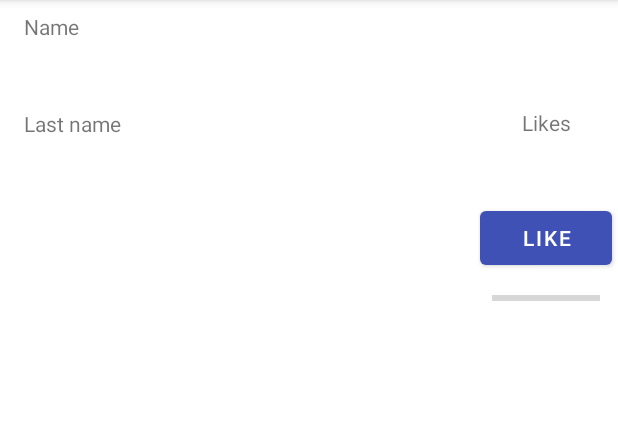
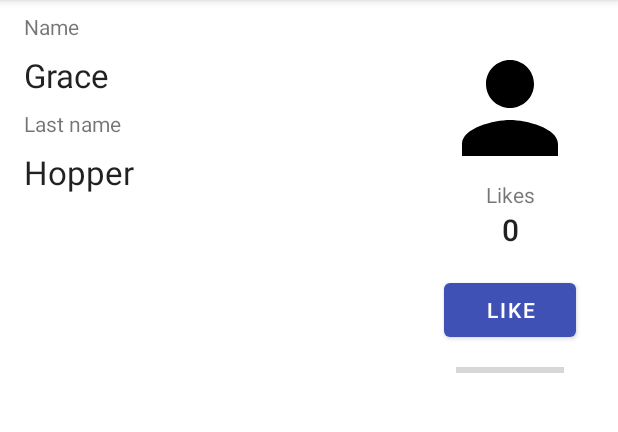
Before and after one commit to vaneIv/DataBindinginAndroid, an Android app: the screen it shows after launch (PlainActivity), on a phone screen of 412 x 824 dp, the part 84-516 px from its top. Run offline under Robolectric (Android 15) with nearby library versions, the phone set to English and light mode, and no system bars.

Commit message:
Starting point of the Data Binding In Android code lab

```diff
--- a/app/src/main/java/com/vane/android/databindinginandroid/PlainActivity.kt
+++ b/app/src/main/java/com/vane/android/databindinginandroid/PlainActivity.kt
@@ -1,11 +1,81 @@
 package com.vane.android.databindinginandroid
 
+import android.content.Context
+import android.content.res.ColorStateList
+import android.graphics.drawable.Drawable
 import androidx.appcompat.app.AppCompatActivity
 import android.os.Bundle
+import android.widget.ImageView
+import android.widget.ProgressBar
+import android.widget.TextView
+import androidx.core.content.ContextCompat
+import androidx.core.widget.ImageViewCompat
+import androidx.lifecycle.ViewModelProviders
+import com.vane.android.databindinginandroid.data.Popularity
+import com.vane.android.databindinginandroid.data.SimpleViewModel
 
 class PlainActivity : AppCompatActivity() {
+
+    // Obtain ViewModel from ViewModelProviders
+    private val viewModel by lazy { ViewModelProviders.of(this).get(SimpleViewModel::class.java) }
+
     override fun onCreate(savedInstanceState: Bundle?) {
         super.onCreate(savedInstanceState)
         setContentView(R.layout.activity_plain)
+
+        // TODO: Explicitly setting initial values is a bad pattern. We'll fix that.
+        updateName()
+        updateLikes()
+    }
+
+    /**
+     * So much findViewById! We'll fix that with Data Binding.
+     */
+    private fun updateName() {
+        findViewById<TextView>(R.id.plain_name).text = viewModel.name
+        findViewById<TextView>(R.id.plain_lastname).text = viewModel.lastName
+    }
+
+    /**
+     * This method has many problems:
+     * - It's calling findViewById multiple times
+     * - It has untestable logic
+     * - It's updating two views when called even if they're not changing
+     */
+    private fun updateLikes() {
+        findViewById<TextView>(R.id.likes).text = viewModel.likes.toString()
+        findViewById<ProgressBar>(R.id.progressBar).progress =
+            (viewModel.likes * 100 / 5).coerceAtMost(100)
+        val image = findViewById<ImageView>(R.id.imageView)
+
+        val color = getAssociatedColor(viewModel.popularity, this)
+
+        ImageViewCompat.setImageTintList(image, ColorStateList.valueOf(color))
+
+        image.setImageDrawable(getDrawablePopularity(viewModel.popularity, this))
+    }
+
+    private fun getAssociatedColor(popularity: Popularity, context: Context): Int {
+        return when (popularity) {
+            Popularity.NORMAL -> context.theme.obtainStyledAttributes(
+                intArrayOf(android.R.attr.colorForeground)
+            ).getColor(0, 0x000000)
+            Popularity.POPULAR -> ContextCompat.getColor(context, R.color.popular)
+            Popularity.STAR -> ContextCompat.getColor(context, R.color.star)
+        }
+    }
+
+    private fun getDrawablePopularity(popularity: Popularity, context: Context): Drawable? {
+        return when (popularity) {
+            Popularity.NORMAL -> {
+                ContextCompat.getDrawable(context, R.drawable.ic_person_black_96dp)
+            }
+            Popularity.POPULAR -> {
+                ContextCompat.getDrawable(context, R.drawable.ic_whatshot_black_96dp)
+            }
+            Popularity.STAR -> {
+                ContextCompat.getDrawable(context, R.drawable.ic_whatshot_black_96dp)
+            }
+        }
     }
 }
--- /dev/null
+++ b/app/src/main/java/com/vane/android/databindinginandroid/data/SimpleViewModel.kt
@@ -0,0 +1,39 @@
+package com.vane.android.databindinginandroid.data
+
+import androidx.lifecycle.ViewModel
+
+/**
+ * A simple VM for [com.example.android.databinding.basicsample.ui.PlainOldActivity].
+ */
+class SimpleViewModel : ViewModel() {
+
+    val name = "Grace"
+    val lastName = "Hopper"
+    var likes = 0
+        private set // This is to prevent external modification of the variable.
+
+    /**
+     * Increments the number of likes.
+     */
+    fun onLike() {
+        likes++
+    }
+
+    /**
+     * Returns popularity in buckets: [Popularity.NORMAL], [Popularity.POPULAR] or [Popularity.STAR]
+     */
+    val popularity: Popularity
+        get() {
+            return when {
+                likes > 9 -> Popularity.STAR
+                likes > 4 -> Popularity.POPULAR
+                else -> Popularity.NORMAL
+            }
+        }
+}
+
+enum class Popularity {
+    NORMAL,
+    POPULAR,
+    STAR
+}
```
Also changed, not shown: app/src/main/java/com/vane/android/databindinginandroid/util/BindingAdapters.kt (added, +82 -0 lines), app/src/main/java/com/vane/android/databindinginandroid/util/BindingConverters.kt (added, +33 -0 lines), app/src/main/java/com/vane/android/databindinginandroid/util/BindingMethods.kt (added, +30 -0 lines).
